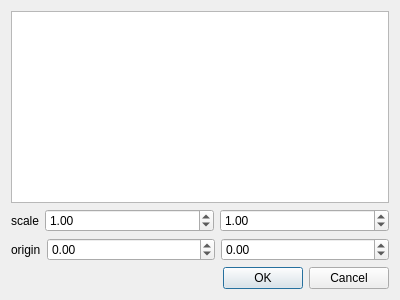
This is ui/functiondisplayoptions.ui in EsGeh/function-graph-explorer as Qt 5 draws it before an edit. The edited form follows.
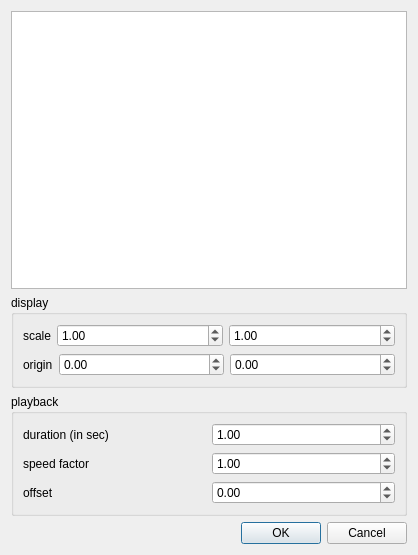
This is the edited form.

Commit message: playback function graphs works!

```diff
--- a/ui/functiondisplayoptions.ui
+++ b/ui/functiondisplayoptions.ui
@@ -6,8 +6,8 @@
    <rect>
     <x>0</x>
     <y>0</y>
-    <width>400</width>
-    <height>300</height>
+    <width>418</width>
+    <height>555</height>
    </rect>
   </property>
   <property name="windowTitle">
@@ -18,6 +18,12 @@
     <widget class="QPlainTextEdit" name="largeFormulaEdit"/>
    </item>
    <item>
+    <widget class="QGroupBox" name="displayBox">
+     <property name="title">
+      <string>display</string>
+     </property>
+     <layout class="QVBoxLayout" name="verticalLayout_">
+      <item>
     <layout class="QHBoxLayout" name="horizontalLayout_3" stretch="0,1,1">
      <item>
       <widget class="QLabel" name="label_2">
@@ -111,6 +117,87 @@
       </widget>
      </item>
     </layout>
+      </item>
+     </layout>
+    </widget>
+   </item>
+   <item>
+    <widget class="QGroupBox" name="playbackBox">
+     <property name="title">
+      <string>playback</string>
+     </property>
+     <layout class="QVBoxLayout" name="verticalLayout_2">
+      <item>
+       <layout class="QHBoxLayout" name="horizontalLayout_4">
+        <item>
+         <widget class="QLabel" name="durationLbl">
+          <property name="text">
+           <string>duration (in sec)</string>
+          </property>
+         </widget>
+        </item>
+        <item>
+         <widget class="QDoubleSpinBox" name="duration">
+          <property name="maximum">
+           <double>60.000000000000000</double>
+          </property>
+          <property name="value">
+           <double>1.000000000000000</double>
+          </property>
+         </widget>
+        </item>
+       </layout>
+      </item>
+      <item>
+       <layout class="QHBoxLayout" name="horizontalLayout_5">
+        <item>
+         <widget class="QLabel" name="speedLbl">
+          <property name="text">
+           <string>speed factor</string>
+          </property>
+         </widget>
+        </item>
+        <item>
+         <widget class="QDoubleSpinBox" name="speed">
+          <property name="maximum">
+           <double>1000.000000000000000</double>
+          </property>
+          <property name="singleStep">
+           <double>0.100000000000000</double>
+          </property>
+          <property name="value">
+           <double>1.000000000000000</double>
+          </property>
+         </widget>
+        </item>
+       </layout>
+      </item>
+      <item>
+       <layout class="QHBoxLayout" name="horizontalLayout">
+        <item>
+         <widget class="QLabel" name="offsetLbl">
+          <property name="text">
+           <string>offset</string>
+          </property>
+         </widget>
+        </item>
+        <item>
+         <widget class="QDoubleSpinBox" name="offset">
+          <property name="minimum">
+           <double>-100.000000000000000</double>
+          </property>
+          <property name="maximum">
+           <double>100.000000000000000</double>
+          </property>
+          <property name="singleStep">
+           <double>0.100000000000000</double>
+          </property>
+         </widget>
+        </item>
+       </layout>
+      </item>
+     </layout>
+    </widget>
    </item>
    <item>
     <widget class="QDialogButtonBox" name="buttonBox">
```
Lines whose indentation alone changed are shown as unchanged. The commit also changes 10 other files.
